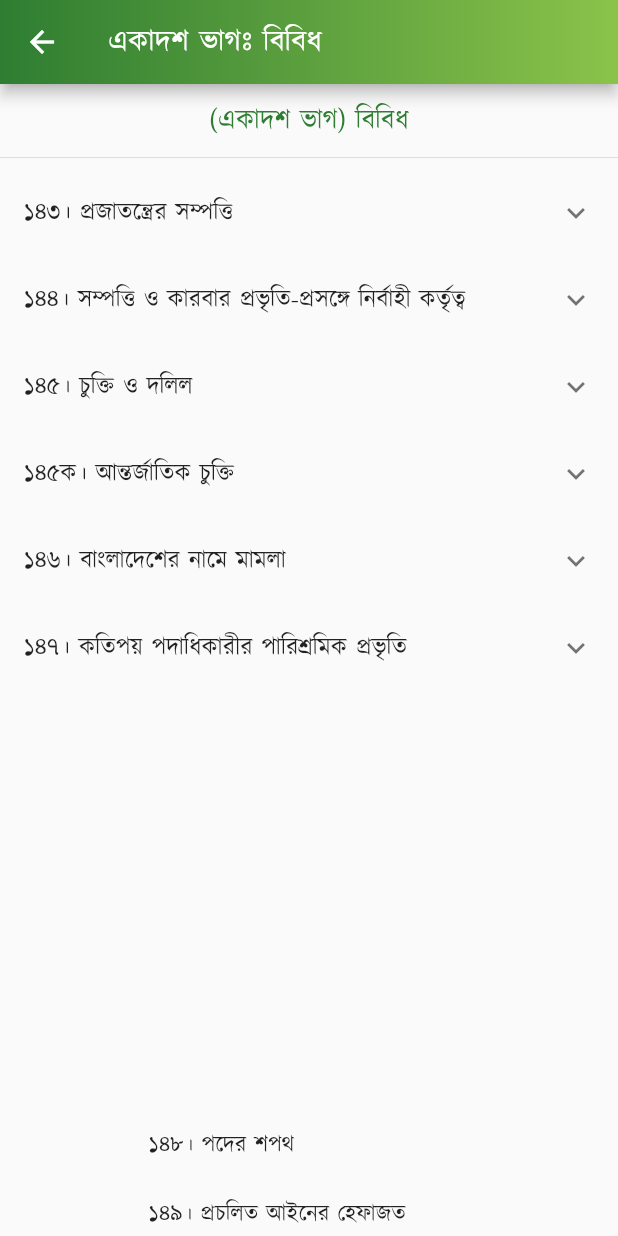
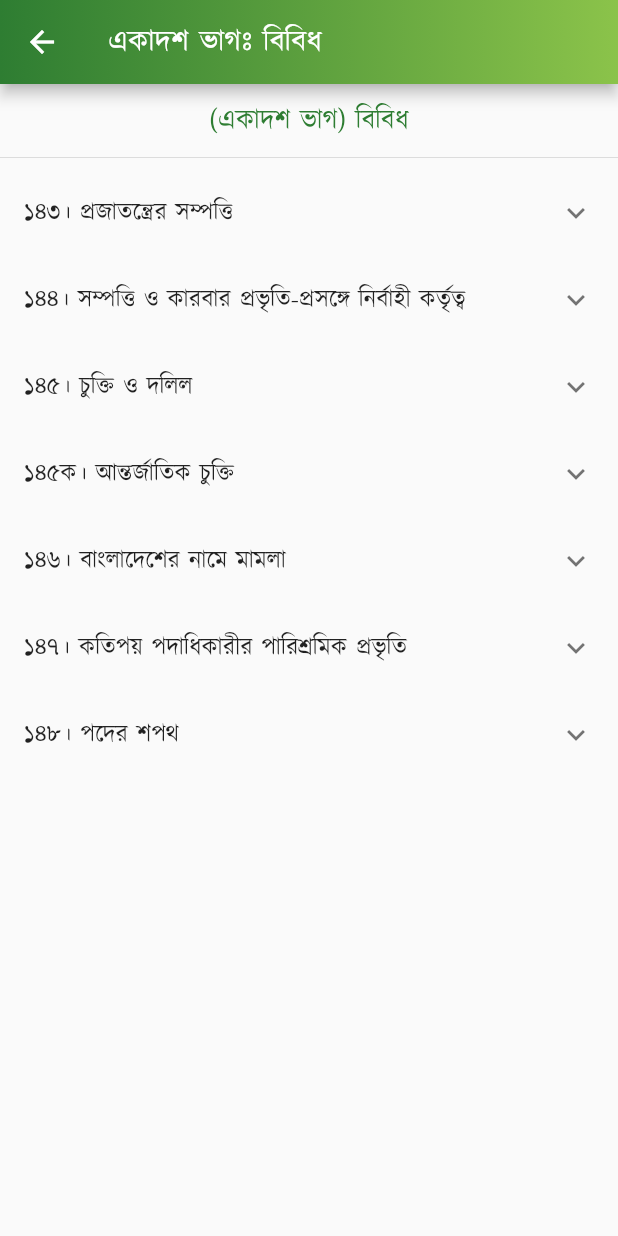
Before and after one commit to Azimul-Haque/flutter-onesignal, a Flutter app: the PartEleven screen opened directly, on a phone screen of 412 x 824 dp. Run offline on Flutter 3.47's test engine with Material 2 defaults, Android fonts, the phone set to English and light mode, and no system bars; our stand-ins replace fluttertoast, package_info_plus, percent_indicator, shared_preferences, sqflite; missing offline and left inert: blinking_text, flutter_share, onesignal_flutter, slide_popup_dialog; accounts and stored records are empty; network calls fail.

Commit message:
Commit Sat 04/30/2022  1:40:31.23 13773

```diff
--- a/lib/pages/constitution/part11.dart
+++ b/lib/pages/constitution/part11.dart
@@ -119,11 +119,21 @@ class PartEleven extends StatelessWidget {
               )),
             ],
           ),
+          ExpansionTile(
+            title: Text('১৪৮। পদের শপথ'),
+            children: <Widget>[
+              ListTile(
+                  title: SelectableText(
+                '১৪৭। (১) এই অনুচ্ছেদ প্রযোজ্য হয়, এইরূপ কোন পদে অধিষ্ঠিত বা কর্মরত ব্যক্তির পারিশ্রমিক, বিশেষ-অধিকার ও কর্মের অন্যান্য শর্ত সংসদের আইনের দ্বারা বা অধীন নির্ধারিত হইবে, তবে অনুরূপভাবে নির্ধারিত না হওয়া পর্যন্ত \n(ক) এই সংবিধান প্রবর্তনের অব্যবহিত পূর্বে ক্ষেত্রমত সংশ্লিষ্ট পদে অধিষ্ঠিত বা কর্মরত ব্যক্তির ক্ষেত্রে তাহা যেরূপ প্রযোজ্য ছিল, সেইরূপ হইবে; অথবা \n(খ) অব্যবহিত পূর্ববর্তী উপ-দফা প্রযোজ্য না হইলে রাষ্ট্রপতি আদেশের দ্বারা যেরূপ নির্ণয় করিবেন, সেইরূপ হইবে।',
+                textAlign: TextAlign.justify,
+              )),
+            ],
+          ),
           Padding(
             padding: EdgeInsets.all(15),
             child: Column(children: <Widget>[
               Text(
-                " \n\n \n\n \n\n \n\n \n\n \n\n১৪৮। পদের শপথ \n\n১৪৯। প্রচলিত আইনের হেফাজত \n\n১৫০। ক্রান্তিকালীন ও অস্থায়ী বিধানাবলী \n\n১৫১। রহিতকরণ \n\n১৫২। ব্যাখ্যা \n\n১৫৩। প্রবর্তন, উল্লেখ ও নির্ভরযোগ্য পাঠ",
+                " \n\n \n\n \n\n \n\n \n\n \n\n \n\n১৪৯। প্রচলিত আইনের হেফাজত \n\n১৫০। ক্রান্তিকালীন ও অস্থায়ী বিধানাবলী \n\n১৫১। রহিতকরণ \n\n১৫২। ব্যাখ্যা \n\n১৫৩। প্রবর্তন, উল্লেখ ও নির্ভরযোগ্য পাঠ",
                 style:
                     TextStyle(color: Colors.black87, fontSize: 15, height: 1.5),
                 textAlign: TextAlign.justify,
```
